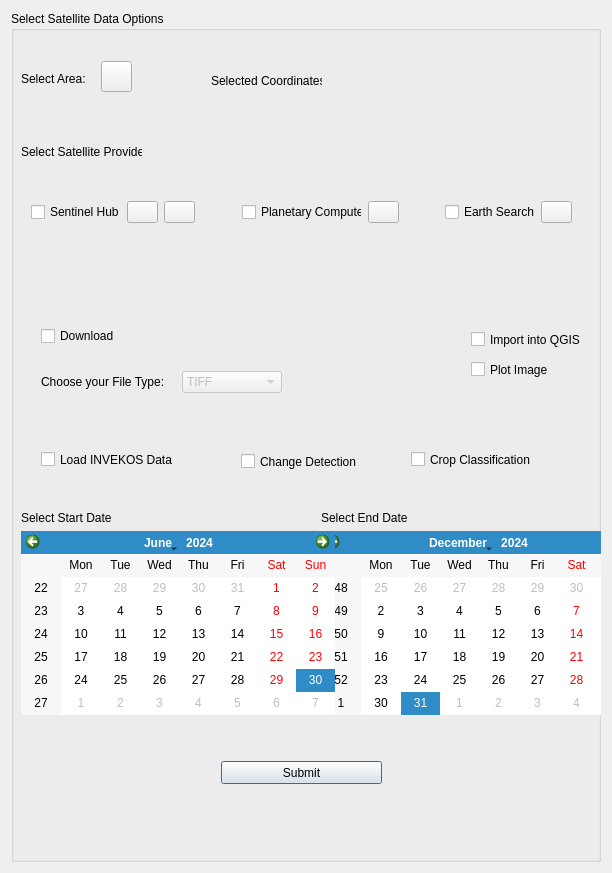
Before: the Qt Designer form sathub_ai_dialog_base.ui in theokretz/SatHubAI, drawn with Qt 5.
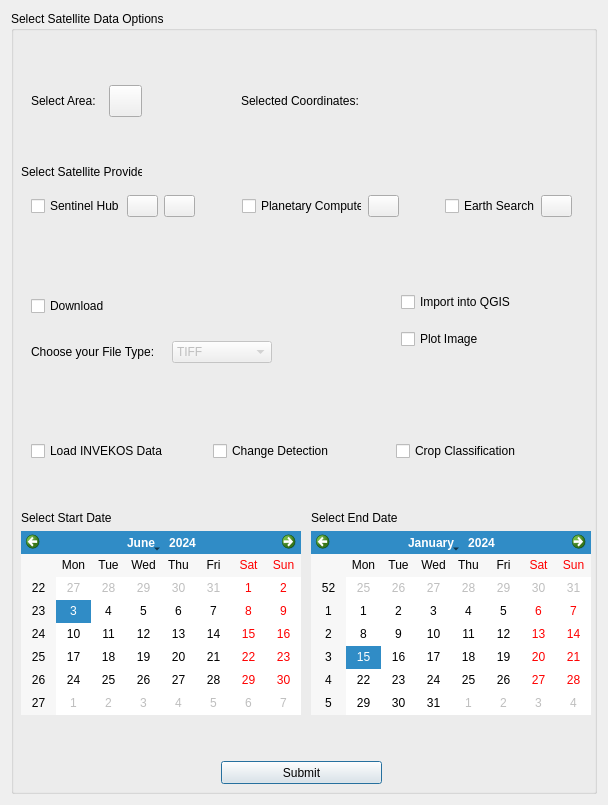
After: the same form once the commit is applied. Icons and pictures are not drawn. Custom widgets are drawn as their Qt base class.

Commit message: v11 made interface prettier

```diff
--- a/sathub_ai_dialog_base.ui
+++ b/sathub_ai_dialog_base.ui
@@ -6,8 +6,8 @@
    <rect>
     <x>0</x>
     <y>0</y>
-    <width>612</width>
-    <height>873</height>
+    <width>608</width>
+    <height>805</height>
    </rect>
   </property>
   <property name="windowTitle">
@@ -32,47 +32,11 @@
        <string>Submit</string>
       </property>
      </widget>
-     <widget class="QLabel" name="label_4">
-      <property name="geometry">
-       <rect>
-        <x>10</x>
-        <y>60</y>
-        <width>121</width>
-        <height>16</height>
-       </rect>
-      </property>
-      <property name="text">
-       <string>Select Area:</string>
-      </property>
-     </widget>
-     <widget class="QToolButton" name="tbSelectArea">
-      <property name="geometry">
-       <rect>
-        <x>90</x>
-        <y>50</y>
-        <width>31</width>
-        <height>31</height>
-       </rect>
-      </property>
-      <property name="text">
-       <string/>
-      </property>
-      <property name="icon">
-       <iconset>
-        <normaloff>:/icons/icons/map-location-dot-solid.svg</normaloff>:/icons/icons/map-location-dot-solid.svg</iconset>
-      </property>
-      <property name="iconSize">
-       <size>
-        <width>25</width>
-        <height>25</height>
-       </size>
-      </property>
-     </widget>
      <widget class="QWidget" name="layoutWidget">
       <property name="geometry">
        <rect>
-        <x>30</x>
-        <y>360</y>
+        <x>20</x>
+        <y>330</y>
         <width>241</width>
         <height>22</height>
        </rect>
@@ -144,38 +108,12 @@
        </item>
       </layout>
      </widget>
-     <widget class="QLabel" name="label_5">
-      <property name="geometry">
-       <rect>
-        <x>200</x>
-        <y>60</y>
-        <width>111</width>
-        <height>20</height>
-       </rect>
-      </property>
-      <property name="text">
-       <string>Selected Coordinates:</string>
-      </property>
-     </widget>
-     <widget class="QLabel" name="label_coordinates">
-      <property name="geometry">
-       <rect>
-        <x>310</x>
-        <y>50</y>
-        <width>251</width>
-        <height>31</height>
-       </rect>
-      </property>
-      <property name="text">
-       <string/>
-      </property>
-     </widget>
      <widget class="QWidget" name="verticalLayoutWidget">
       <property name="geometry">
        <rect>
-        <x>310</x>
+        <x>300</x>
         <y>500</y>
-        <width>314</width>
+        <width>291</width>
         <height>204</height>
        </rect>
       </property>
@@ -189,12 +127,11 @@
        </item>
        <item>
         <widget class="QCalendarWidget" name="calendarEnd">
-         <property name="selectedDate">
-          <date>
-           <year>2024</year>
-           <month>12</month>
-           <day>31</day>
-          </date>
+         <property name="maximumSize">
+          <size>
+           <width>280</width>
+           <height>16777215</height>
+          </size>
          </property>
         </widget>
        </item>
@@ -205,7 +142,7 @@
        <rect>
         <x>10</x>
         <y>500</y>
-        <width>314</width>
+        <width>282</width>
         <height>204</height>
        </rect>
       </property>
@@ -219,38 +156,31 @@
        </item>
        <item>
         <widget class="QCalendarWidget" name="calendarStart">
+         <property name="maximumSize">
+          <size>
+           <width>280</width>
+           <height>16777215</height>
+          </size>
+         </property>
          <property name="selectedDate">
           <date>
            <year>2024</year>
            <month>6</month>
-           <day>30</day>
+           <day>3</day>
           </date>
          </property>
+         <property name="navigationBarVisible">
+          <bool>true</bool>
+         </property>
         </widget>
        </item>
       </layout>
      </widget>
-     <widget class="QCheckBox" name="cb_import">
-      <property name="geometry">
-       <rect>
-        <x>460</x>
-        <y>320</y>
-        <width>111</width>
-        <height>17</height>
-       </rect>
-      </property>
-      <property name="text">
-       <string>Import into QGIS</string>
-      </property>
-      <property name="checked">
-       <bool>false</bool>
-      </property>
-     </widget>
      <widget class="QWidget" name="horizontalLayoutWidget_3">
       <property name="geometry">
        <rect>
-        <x>30</x>
-        <y>300</y>
+        <x>20</x>
+        <y>270</y>
         <width>241</width>
         <height>51</height>
        </rect>
@@ -294,26 +224,13 @@
        </item>
       </layout>
      </widget>
-     <widget class="QCheckBox" name="cb_plot_image">
-      <property name="geometry">
-       <rect>
-        <x>460</x>
-        <y>350</y>
-        <width>81</width>
-        <height>17</height>
-       </rect>
-      </property>
-      <property name="text">
-       <string>Plot Image</string>
-      </property>
-     </widget>
      <widget class="QWidget" name="gridLayoutWidget">
       <property name="geometry">
        <rect>
         <x>20</x>
-        <y>160</y>
+        <y>170</y>
         <width>541</width>
-        <height>83</height>
+        <height>51</height>
        </rect>
       </property>
       <layout class="QGridLayout" name="gridLayout_2">
@@ -459,7 +376,7 @@
       <property name="geometry">
        <rect>
         <x>10</x>
-        <y>130</y>
+        <y>150</y>
         <width>121</width>
         <height>21</height>
        </rect>
@@ -468,50 +385,135 @@
        <string>Select Satellite Provider:</string>
       </property>
      </widget>
-     <widget class="QCheckBox" name="cb_change_detection">
+     <widget class="QWidget" name="horizontalLayoutWidget">
+      <property name="geometry">
+       <rect>
+        <x>20</x>
+        <y>400</y>
+        <width>541</width>
+        <height>80</height>
+       </rect>
+      </property>
+      <layout class="QHBoxLayout" name="horizontalLayout">
+       <item>
+        <widget class="QCheckBox" name="cb_invekos">
+         <property name="text">
+          <string>Load INVEKOS Data</string>
+         </property>
+        </widget>
+       </item>
+       <item>
+        <widget class="QCheckBox" name="cb_change_detection">
+         <property name="text">
+          <string>Change Detection</string>
+         </property>
+         <property name="checked">
+          <bool>false</bool>
+         </property>
+        </widget>
+       </item>
+       <item>
+        <widget class="QCheckBox" name="cb_crop_classification">
+         <property name="text">
+          <string>Crop Classification</string>
+         </property>
+         <property name="checked">
+          <bool>false</bool>
+         </property>
+        </widget>
+       </item>
+      </layout>
+     </widget>
+     <widget class="QWidget" name="gridLayoutWidget_2">
+      <property name="geometry">
+       <rect>
+        <x>390</x>
+        <y>270</y>
+        <width>160</width>
+        <height>80</height>
+       </rect>
+      </property>
+      <layout class="QGridLayout" name="gridLayout_4">
+       <item row="1" column="0">
+        <widget class="QCheckBox" name="cb_plot_image">
+         <property name="text">
+          <string>Plot Image</string>
+         </property>
+        </widget>
+       </item>
+       <item row="0" column="0">
+        <widget class="QCheckBox" name="cb_import">
+         <property name="text">
+          <string>Import into QGIS</string>
+         </property>
+         <property name="checked">
+          <bool>false</bool>
+         </property>
+        </widget>
+       </item>
+      </layout>
+     </widget>
+     <widget class="QWidget" name="horizontalLayoutWidget_2">
+      <property name="geometry">
+       <rect>
+        <x>20</x>
+        <y>50</y>
+        <width>111</width>
+        <height>80</height>
+       </rect>
+      </property>
+      <layout class="QHBoxLayout" name="horizontalLayout_2">
+       <item>
+        <widget class="QLabel" name="label_4">
+         <property name="text">
+          <string>Select Area:</string>
+         </property>
+        </widget>
+       </item>
+       <item>
+        <widget class="QToolButton" name="tbSelectArea">
+         <property name="text">
+          <string/>
+         </property>
+         <property name="icon">
+          <iconset>
+           <normaloff>:/icons/icons/map-location-dot-solid.svg</normaloff>:/icons/icons/map-location-dot-solid.svg</iconset>
+         </property>
+         <property name="iconSize">
+          <size>
+           <width>25</width>
+           <height>25</height>
+          </size>
+         </property>
+        </widget>
+       </item>
+      </layout>
+     </widget>
+     <widget class="QWidget" name="horizontalLayoutWidget_4">
       <property name="geometry">
        <rect>
         <x>230</x>
-        <y>440</y>
-        <width>121</width>
-        <height>21</height>
+        <y>50</y>
+        <width>331</width>
+        <height>80</height>
        </rect>
       </property>
-      <property name="text">
-       <string>Change Detection</string>
-      </property>
-      <property name="checked">
-       <bool>false</bool>
-      </property>
-     </widget>
-     <widget class="QCheckBox" name="cb_invekos">
-      <property name="geometry">
-       <rect>
-        <x>30</x>
-        <y>440</y>
-        <width>141</width>
-        <height>17</height>
-       </rect>
-      </property>
-      <property name="text">
-       <string>Load INVEKOS Data</string>
-      </property>
-     </widget>
-     <widget class="QCheckBox" name="cb_crop_classification">
-      <property name="geometry">
-       <rect>
-        <x>400</x>
-        <y>440</y>
-        <width>131</width>
-        <height>17</height>
-       </rect>
-      </property>
-      <property name="text">
-       <string>Crop Classification</string>
-      </property>
-      <property name="checked">
-       <bool>false</bool>
-      </property>
+      <layout class="QHBoxLayout" name="horizontalLayout_3">
+       <item>
+        <widget class="QLabel" name="label_5">
+         <property name="text">
+          <string>Selected Coordinates:</string>
+         </property>
+        </widget>
+       </item>
+       <item>
+        <widget class="QLabel" name="label_coordinates">
+         <property name="text">
+          <string/>
+         </property>
+        </widget>
+       </item>
+      </layout>
      </widget>
     </widget>
    </item>
```
Left out of the diff: 138 changed lines with no effect on the pictures. The commit also changes 1 other file.
